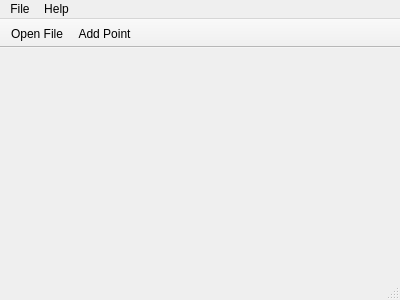
The window that KDE-RSMT/mainwindow.ui (boy2000-007man/Qt) describes before a commit, drawn with Qt 5.
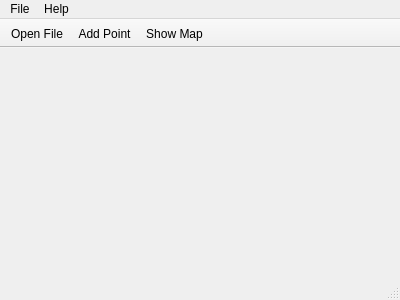
The same window after the commit.

Commit message: i realize the map, but the ui is so ugly. i will make it better

Patch:
```diff
--- a/KDE-RSMT/mainwindow.ui
+++ b/KDE-RSMT/mainwindow.ui
@@ -53,6 +53,7 @@
    </attribute>
    <addaction name="actionOpen_File"/>
    <addaction name="actionAdd_Point"/>
+   <addaction name="actionShow_Map"/>
   </widget>
   <widget class="QStatusBar" name="statusBar"/>
   <action name="actionAbout">
@@ -84,6 +85,14 @@
     <string>Ctrl+Q</string>
    </property>
   </action>
+  <action name="actionShow_Map">
+   <property name="text">
+    <string>Show Map</string>
+   </property>
+   <property name="shortcut">
+    <string>Ctrl+M</string>
+   </property>
+  </action>
  </widget>
  <layoutdefault spacing="6" margin="11"/>
  <resources/>
```
Left out of the diff: 1 changed line with no effect on the pictures. The commit also changes 7 other files.
